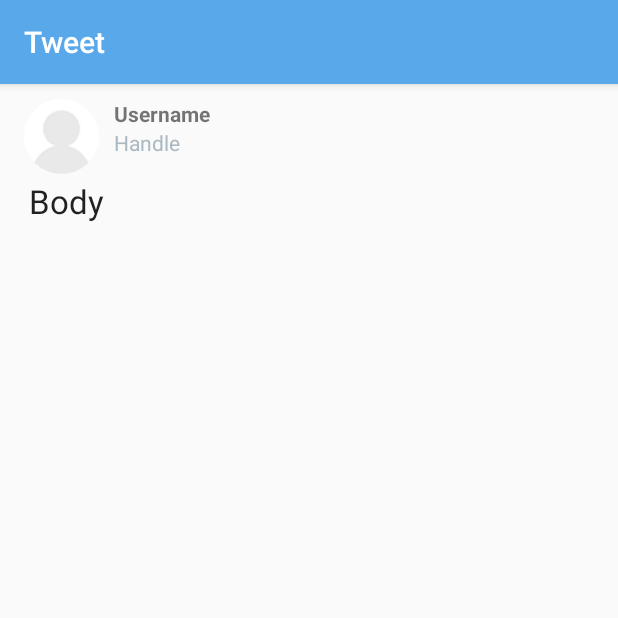
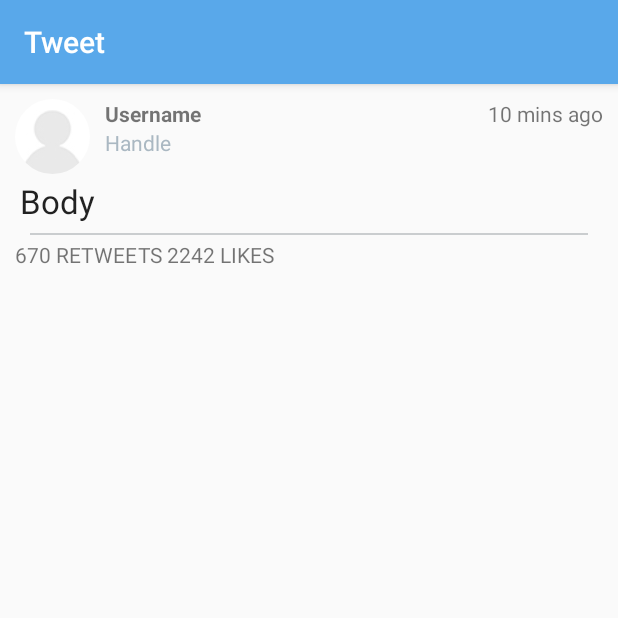
Before and after one commit to maprice/TweetTweet, an Android app: the DetailActivity screen opened directly, with no data from a screen before it, on a phone screen of 412 x 824 dp, the top half of it. Run offline under Robolectric (Android 15) with nearby library versions, the phone set to English and light mode, and no system bars; our stand-ins replace ButterKnife; libraries missing offline, so code that uses them is left out: com.activeandroid, com.activeandroid.query, com.makeramen.roundedimageview; plain views replace RoundedImageView; pictures from the network do not load; 4 statements that could not run were skipped.

Commit message:
Finished detail view

```diff
--- a/TweetTweet/app/src/main/AndroidManifest.xml
+++ b/TweetTweet/app/src/main/AndroidManifest.xml
@@ -44,7 +44,9 @@
                     android:scheme="oauth" />
             </intent-filter>
         </activity>
-        <activity android:name="com.codepath.apps.mptweettweet.activities.TimelineActivity" >
+        <activity android:name="com.codepath.apps.mptweettweet.activities.TimelineActivity"
+            android:label="@string/title_activity_main">
+
         </activity>
         <activity
             android:name="com.codepath.apps.mptweettweet.activities.DetailActivity"
--- a/TweetTweet/app/src/main/java/com/codepath/apps/mptweettweet/activities/ComposeDialogFragment.java
+++ b/TweetTweet/app/src/main/java/com/codepath/apps/mptweettweet/activities/ComposeDialogFragment.java
@@ -11,7 +11,6 @@ import android.view.ViewGroup;
 import android.view.Window;
 import android.widget.Button;
 import android.widget.EditText;
-import android.widget.ImageView;
 import android.widget.TextView;
 import android.widget.Toast;
 
@@ -19,6 +18,7 @@ import com.activeandroid.query.Select;
 import com.bumptech.glide.Glide;
 import com.codepath.apps.mptweettweet.models.User;
 import com.codepath.apps.restclienttemplate.R;
+import com.makeramen.roundedimageview.RoundedImageView;
 
 import butterknife.Bind;
 import butterknife.ButterKnife;
@@ -41,7 +41,7 @@ public class ComposeDialogFragment extends DialogFragment {
     EditText etTweet;
 
     @Bind(R.id.ivProfileImage)
-    ImageView ivProfileImage;
+    RoundedImageView ivProfileImage;
 
     @Bind(R.id.tvReply)
     TextView tvReply;
--- a/TweetTweet/app/src/main/java/com/codepath/apps/mptweettweet/activities/DetailActivity.java
+++ b/TweetTweet/app/src/main/java/com/codepath/apps/mptweettweet/activities/DetailActivity.java
@@ -2,6 +2,7 @@ package com.codepath.apps.mptweettweet.activities;
 
 import android.os.Bundle;
 import android.support.v7.app.AppCompatActivity;
+import android.view.View;
 import android.widget.ImageView;
 import android.widget.TextView;
 
@@ -30,6 +31,20 @@ public class DetailActivity extends AppCompatActivity {
     @Bind(R.id.tvHandle)
     TextView tvHandle;
 
+    @Bind(R.id.ivMedia)
+    ImageView ivMedia;
+
+    @Bind(R.id.tvInfo)
+    TextView tvInfo;
+
+    @Bind(R.id.btnLike)
+    ImageView btnLike;
+
+    @Bind(R.id.btnRetweet)
+    ImageView btnRetweet;
+
+    @Bind(R.id.btnReply)
+    ImageView btnReply;
 
     @Override
     protected void onCreate(Bundle savedInstanceState) {
@@ -58,5 +73,14 @@ public class DetailActivity extends AppCompatActivity {
             ivProfileImage.setImageResource(0);
             Glide.with(ivProfileImage.getContext()).load(user.profileImageUrl).placeholder(R.drawable.profile_photo_placeholder).into(ivProfileImage);
         }
+
+
+        if (mTweet.imageUrl != null) {
+            ivMedia.setVisibility(View.VISIBLE);
+            Glide.with(this).load(mTweet.imageUrl).into(ivMedia);
+
+        }
+
+
     }
 }
--- a/TweetTweet/app/src/main/res/layout/activity_detail.xml
+++ b/TweetTweet/app/src/main/res/layout/activity_detail.xml
@@ -1,14 +1,24 @@
 <?xml version="1.0" encoding="utf-8"?>
-<LinearLayout xmlns:android="http://schemas.android.com/apk/res/android"
-    xmlns:tools="http://schemas.android.com/tools" android:layout_width="match_parent"
-    android:layout_height="match_parent" android:paddingLeft="@dimen/activity_horizontal_margin"
+<RelativeLayout xmlns:android="http://schemas.android.com/apk/res/android"
+    xmlns:tools="http://schemas.android.com/tools"
+    android:layout_width="match_parent"
+    android:layout_height="match_parent"
     android:orientation="vertical"
+
     tools:context="com.codepath.apps.mptweettweet.activities.DetailActivity">
+
+    <ScrollView
+        android:id="@+id/svContent"
+        android:layout_width="match_parent"
+        android:layout_height="match_parent"
+        >
 
         <RelativeLayout
             android:layout_width="match_parent"
             android:layout_height="wrap_content"
-        android:layout_marginTop="10dp">
+            android:layout_marginTop="10dp"
+            android:paddingLeft="10dp"
+            android:paddingRight="10dp">
 
             <com.makeramen.roundedimageview.RoundedImageView xmlns:app="http://schemas.android.com/apk/res-auto"
                 android:id="@+id/ivProfileImage"
@@ -18,8 +28,8 @@ android:orientation="vertical"
                 android:layout_alignParentStart="true"
                 android:layout_alignParentTop="true"
                 android:layout_marginRight="10dp"
+                android:adjustViewBounds="true"
                 android:scaleType="fitXY"
-            android:adjustViewBounds="true"
                 android:src="@drawable/profile_photo_placeholder"
                 app:riv_border_color="#333333"
                 app:riv_border_width="0dip"
@@ -36,13 +46,21 @@ android:orientation="vertical"
                 android:text="Username"
                 android:textStyle="bold" />
 
+            <TextView
+                android:id="@+id/tvTimestamp"
+                android:layout_width="wrap_content"
+                android:layout_height="wrap_content"
+                android:layout_alignParentEnd="true"
+                android:layout_alignParentRight="true"
+                android:layout_alignParentTop="true"
+                android:text="10 mins ago" />
 
             <TextView
                 android:id="@+id/tvHandle"
                 android:layout_width="wrap_content"
                 android:layout_height="wrap_content"
+                android:layout_below="@id/tvUsername"
                 android:layout_toRightOf="@+id/ivProfileImage"
-            android:layout_below="@id/tvUsername"
                 android:text="Handle"
                 android:textColor="@color/text_dark" />
 
@@ -51,13 +69,42 @@ android:orientation="vertical"
                 android:layout_width="match_parent"
                 android:layout_height="wrap_content"
                 android:layout_below="@id/ivProfileImage"
-            android:text="Body"
-            android:padding="3dp"
-            android:textAppearance="?android:attr/textAppearanceLarge"
                 android:autoLink="all"
                 android:linksClickable="true"
-            />
+                android:padding="3dp"
+                android:text="Body"
+                android:textAppearance="?android:attr/textAppearanceLarge" />
+
+            <ImageView
+                android:id="@+id/ivMedia"
+                android:layout_width="wrap_content"
+                android:layout_height="wrap_content"
+                android:layout_below="@id/tvBody" />
+
+
+            <View
+                android:id="@+id/vDividerTop"
+                android:layout_width="match_parent"
+                android:layout_height="1dp"
+                android:layout_below="@id/ivMedia"
+                android:layout_marginBottom="3dp"
+                android:layout_marginLeft="@dimen/divider_margin"
+                android:layout_marginRight="@dimen/divider_margin"
+                android:layout_marginTop="3dp"
+                android:background="@color/divider" />
+
+
+            <TextView
+                android:id="@+id/tvInfo"
+                android:layout_width="match_parent"
+                android:layout_height="wrap_content"
+                android:layout_below="@id/vDividerTop"
+                android:layout_marginBottom="17dp"
+                android:text="670 RETWEETS 2242 LIKES" />
 
         </RelativeLayout>
+    </ScrollView>
 
-</LinearLayout>
+
+
+</RelativeLayout>
```
Also changed, not shown: TweetTweet/app/src/main/java/com/codepath/apps/mptweettweet/adapters/TweetArrayAdapter.java (+11 -0 lines), TweetTweet/app/src/main/java/com/codepath/apps/mptweettweet/models/Tweet.java (+10 -1 lines), TweetTweet/app/src/main/res/layout/activity_login.xml (+14 -2 lines), TweetTweet/app/src/main/res/layout/item_tweet.xml (+19 -2 lines). Lines whose indentation alone changed are shown as unchanged.
